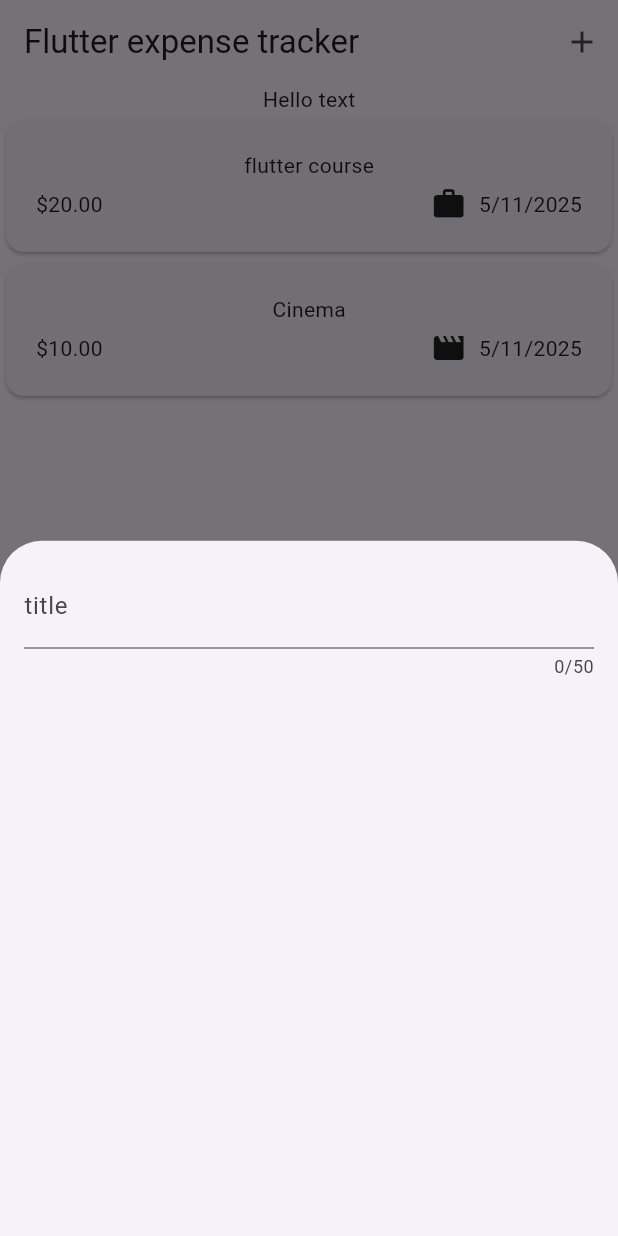
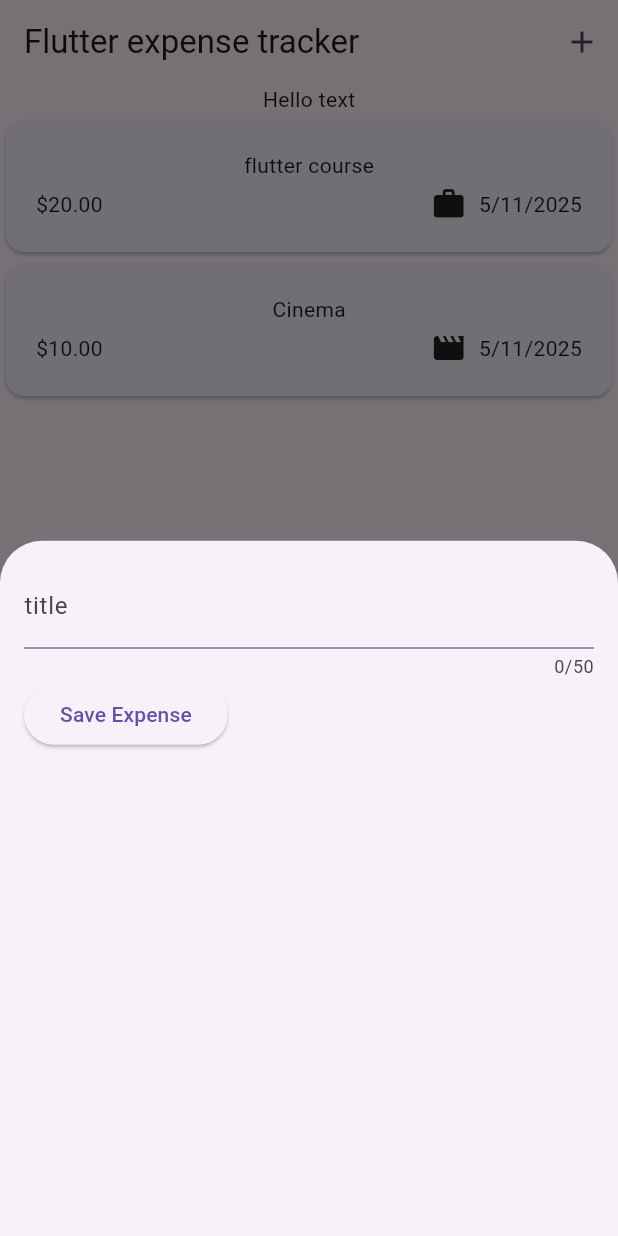
Before and after one commit to NizamUddin07/expense_dairy, a Flutter app: the screen it shows after launch, after a tap on the "add" icon, on a phone screen of 412 x 824 dp. Run offline on Flutter 3.47's test engine with Material 3 defaults, Android fonts, the phone set to English and light mode, and no system bars.

Commit message:
expense button and response added

```diff
--- a/lib/new_expense.dart
+++ b/lib/new_expense.dart
@@ -8,16 +8,31 @@ class NewExpense extends StatefulWidget {
 }
 
 class _NewExpenseState extends State<NewExpense> {
+
+  var _enteredTitle = '';
+
+  void _SaveTitleInput(String inputValue){
+    _enteredTitle = inputValue;
+  }
   @override
   Widget build(BuildContext context) {
     return Padding(padding: EdgeInsets.all(16),
       child: Column(
         children: [
           TextField(
+            onChanged: _SaveTitleInput,
             maxLength: 50,
             decoration: InputDecoration(
                 label: Text('title')
             ),
+          ),
+          Row(
+            children: [
+              ElevatedButton(onPressed: (){
+                print(_enteredTitle);
+              },
+                  child: Text('Save Expense'))
+            ],
           )
         ],
       ),
```
